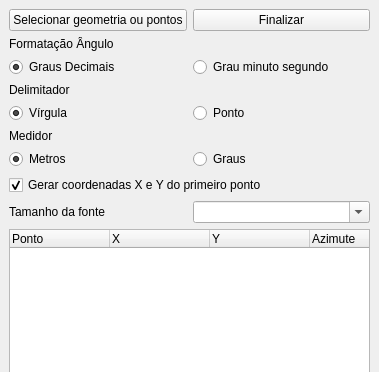
Above: EBGeo/AzimuthGenerator/azimuthGenerator_dockwidget_base.ui from dsgoficial/EBGeo_Desktop before the change; both pictures show x 0 to 379 and y 0 to 372 of the 379 by 591 pixel window. Below: the same form after it.
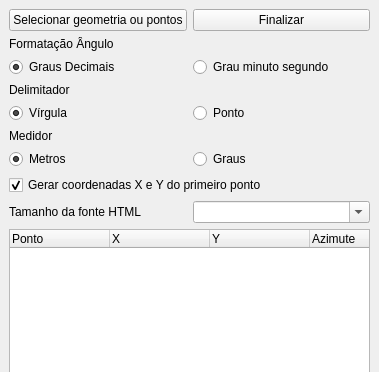
That is the form after the change.

Commit message: remove not used libs and change text

What changed in the file:
```diff
--- a/EBGeo/AzimuthGenerator/azimuthGenerator_dockwidget_base.ui
+++ b/EBGeo/AzimuthGenerator/azimuthGenerator_dockwidget_base.ui
@@ -177,7 +177,7 @@
             <item>
                 <widget class="QLabel" name="fontSizeLabel">
                     <property name="text">
-                        <string>Tamanho da fonte</string>
+                        <string>Tamanho da fonte HTML</string>
                     </property>
                 </widget>
             </item>
```
The commit also changes 1 other file.
